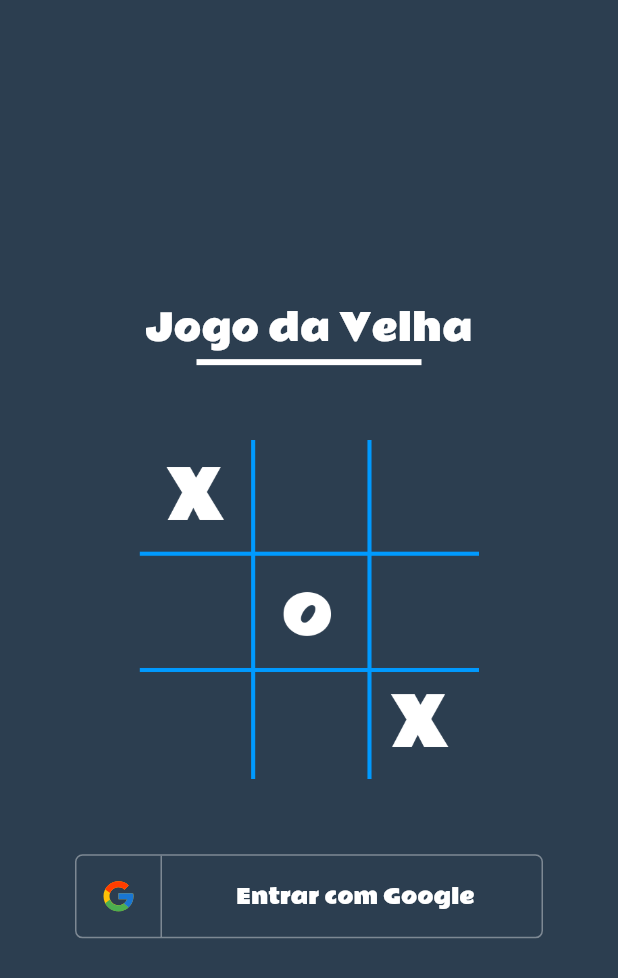
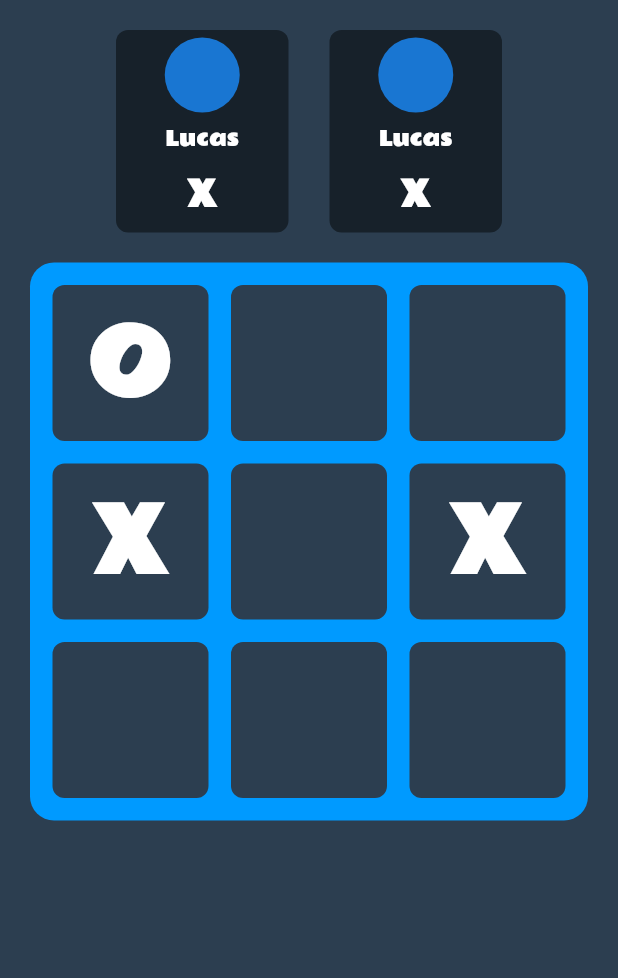
Before and after one commit to ocostalucas/tic_tac_toe, a Flutter app: the screen it shows after launch, after a tap on "Entrar com Google", on a phone screen of 412 x 824 dp. Shown: the top 978 px of the screen. Run offline on Flutter 3.47's test engine with Material 2 defaults, Android fonts, the phone set to English and light mode, and no system bars; our stand-ins replace flutter_svg.

Commit message:
feat: Adiciona itens no tabuleiro

```diff
--- a/lib/app/app_widget.dart
+++ b/lib/app/app_widget.dart
@@ -1,5 +1,5 @@
 import 'package:flutter/material.dart';
-import 'package:tic_tac_toe/app/modules/game/board/board_screen.dart';
+import 'package:tic_tac_toe/app/modules/game/game_screen.dart';
 import 'package:tic_tac_toe/app/shared/core/app_theme.dart';
 
 import 'modules/auth/login/login_screen.dart';
@@ -16,7 +16,7 @@ class AppWidget extends StatelessWidget {
       initialRoute: "/splash",
       routes: {
         "/splash": (context) => LoginScreen(),
-        "/board": (context) => BoardScreen(),
+        "/game": (context) => GameScreen(),
       },
     );
   }
--- /dev/null
+++ b/lib/app/data/enums/player_type.dart
@@ -0,0 +1,5 @@
+enum PlayerType{
+  player,
+  computer,
+  none
+}
--- a/lib/app/modules/auth/login/login_screen.dart
+++ b/lib/app/modules/auth/login/login_screen.dart
@@ -31,7 +31,7 @@ class LoginScreen extends StatelessWidget {
             Padding(
               padding: const EdgeInsets.symmetric(horizontal: 50),
               child: SocialButtonWidget(
-                onTap: () {},
+                onTap: () async => await Navigator.pushReplacementNamed(context, "/game"),
               ),
             ),
           ],
--- a/lib/app/modules/game/board/board_screen.dart
+++ /dev/null
@@ -1,34 +0,0 @@
-import 'package:flutter/material.dart';
-
-class BoardScreen extends StatelessWidget {
-  BoardScreen({Key? key}) : super(key: key);
-
-  @override
-  Widget build(BuildContext context) {
-    return Scaffold(
-      appBar: AppBar(
-        title: Text('Tabuleiro'),
-      ),
-      body: Column(
-        children: [
-          Expanded(
-            child: Container(
-              color: Colors.grey[300],
-              child: GridView.builder(
-                itemCount: 9,
-                gridDelegate: const SliverGridDelegateWithFixedCrossAxisCount(
-                  crossAxisCount: 3,
-                  crossAxisSpacing: 2,
-                  mainAxisSpacing: 2,
-                ),
-                itemBuilder: (BuildContext context, int index) => Container(
-                  color: Colors.white,
-                ),
-              ),
-            ),
-          )
-        ],
-      ),
-    );
-  }
-}
--- /dev/null
+++ b/lib/app/modules/game/components/board_widget.dart
@@ -0,0 +1,58 @@
+import 'package:flutter/material.dart';
+import 'package:tic_tac_toe/app/data/enums/player_type.dart';
+import 'package:tic_tac_toe/app/modules/game/game_controller.dart';
+import 'package:tic_tac_toe/app/shared/core/app_colors.dart';
+import 'package:tic_tac_toe/app/shared/core/app_typography.dart';
+
+class BoardWidget extends StatelessWidget {
+  final GameController controller;
+  BoardWidget({Key? key, required this.controller}) : super(key: key);
+
+  @override
+  Widget build(BuildContext context) {
+    return Container(
+      decoration: BoxDecoration(
+        color: AppColors.secondary,
+        borderRadius: BorderRadius.all(
+          Radius.circular(16),
+        ),
+      ),
+      padding: EdgeInsets.all(15),
+      child: AspectRatio(
+        aspectRatio: 1,
+        child: ValueListenableBuilder<List<PlayerType>>(
+          valueListenable: controller.boardNotifier,
+          builder: (_, board, __) => GridView.builder(
+            itemCount: 9,
+            padding: EdgeInsets.zero,
+            gridDelegate: const SliverGridDelegateWithFixedCrossAxisCount(
+              crossAxisCount: 3,
+              crossAxisSpacing: 15,
+              mainAxisSpacing: 15,
+            ),
+            itemBuilder: (BuildContext context, int index) => Material(
+              borderRadius: BorderRadius.all(
+                Radius.circular(8),
+              ),
+              color: AppColors.primary,
+              child: InkWell(
+                onTap: board[index] == PlayerType.none ? () {} : null,
+                splashColor: AppColors.border.withOpacity(.1),
+                borderRadius: BorderRadius.all(
+                  Radius.circular(8),
+                ),
+                child: FittedBox(
+                  child: board[index] == PlayerType.player
+                      ? Text('X', style: AppTypography.body)
+                      : board[index] == PlayerType.computer
+                          ? Text('O', style: AppTypography.body)
+                          : null,
+                ),
+              ),
+            ),
+          ),
+        ),
+      ),
+    );
+  }
+}
--- /dev/null
+++ b/lib/app/modules/game/components/player_widget.dart
@@ -0,0 +1,30 @@
+import 'package:flutter/material.dart';
+import 'package:tic_tac_toe/app/shared/core/app_colors.dart';
+import 'package:tic_tac_toe/app/shared/core/app_typography.dart';
+
+class PlayerWidget extends StatelessWidget {
+  PlayerWidget({Key? key}) : super(key: key);
+
+  @override
+  Widget build(BuildContext context) {
+    return Container(
+      width: 115,
+      padding: EdgeInsets.symmetric(vertical: 5),
+      decoration: BoxDecoration(color: AppColors.darkBlue,
+      borderRadius: BorderRadius.all(Radius.circular(8))
+      ),
+      child: Column(
+        children: [
+          CircleAvatar(
+            radius: 25,
+          ),
+          Padding(
+            padding: const EdgeInsets.symmetric(vertical: 5),
+            child: Text('Lucas', style: AppTypography.body),
+          ),
+          Text('X', style: AppTypography.heading)
+        ],
+      ),
+    );
+  }
+}
--- /dev/null
+++ b/lib/app/modules/game/game_controller.dart
@@ -0,0 +1,18 @@
+import 'package:flutter/material.dart';
+import 'package:tic_tac_toe/app/data/enums/player_type.dart';
+
+class GameController {
+  final boardNotifier = ValueNotifier<List<PlayerType>>(<PlayerType>[
+    PlayerType.computer,
+    PlayerType.none,
+    PlayerType.none,
+    PlayerType.player,
+    PlayerType.none,
+    PlayerType.player,
+    PlayerType.none,
+    PlayerType.none,
+    PlayerType.none
+  ]);
+
+  List<PlayerType> get board => boardNotifier.value;
+}
--- /dev/null
+++ b/lib/app/modules/game/game_screen.dart
@@ -0,0 +1,44 @@
+import 'package:flutter/material.dart';
+import 'package:tic_tac_toe/app/modules/game/game_controller.dart';
+
+import 'components/board_widget.dart';
+import 'components/player_widget.dart';
+
+class GameScreen extends StatefulWidget {
+  GameScreen({Key? key}) : super(key: key);
+
+  @override
+  _GameScreenState createState() => _GameScreenState();
+}
+
+class _GameScreenState extends State<GameScreen> {
+  final controller = GameController();
+
+  @override
+  Widget build(BuildContext context) {
+    return Scaffold(
+      body: SingleChildScrollView(
+        child: SafeArea(
+          child: Column(
+            children: [
+              Container(
+                margin: EdgeInsets.symmetric(vertical: 20, horizontal: 50),
+                child: Row(
+                  mainAxisAlignment: MainAxisAlignment.spaceEvenly,
+                  children: [
+                    PlayerWidget(),
+                    PlayerWidget(),
+                  ],
+                ),
+              ),
+              Padding(
+                padding: const EdgeInsets.symmetric(horizontal: 20),
+                child: BoardWidget(controller: controller),
+              ),
+            ],
+          ),
+        ),
+      ),
+    );
+  }
+}
--- a/lib/app/shared/core/app_colors.dart
+++ b/lib/app/shared/core/app_colors.dart
@@ -3,7 +3,10 @@ import 'package:flutter/material.dart';
 class AppColors {
   static const Color primary = Color(0xff2C3E50);
   static const Color secondary = Color(0xff009AFF);
+
   static const Color white = Colors.white;
+  static const Color darkBlue = Color(0xff17212a);
   static const Color text = Colors.white;
+  static const Color board = Color(0xff291b54);
   static const Color border = Colors.white38;
 }
```
